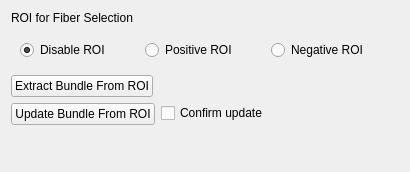
This is Modules/Loadable/TractographyDisplay/Widgets/Resources/UI/qSlicerTractographyEditorROIWidget.ui in SlicerDMRI/SlicerDMRI as Qt 5 draws it before an edit. The edited form follows.
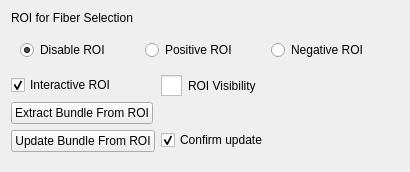
This is the edited form. Icons and pictures are not drawn. Custom widgets are drawn as their Qt base class.

Commit message: ENH: Enhancement to Tractography Display and ROI selection: Fiber selected by default, ROI interactive mode and visibility exposed, other minor UI improvements

The edit to the form file:
```diff
--- a/Modules/Loadable/TractographyDisplay/Widgets/Resources/UI/qSlicerTractographyEditorROIWidget.ui
+++ b/Modules/Loadable/TractographyDisplay/Widgets/Resources/UI/qSlicerTractographyEditorROIWidget.ui
@@ -85,6 +85,39 @@
     </widget>
    </item>
    <item row="2" column="0">
+     <widget class="QCheckBox" name="InteractiveROI">
+       <property name="text">
+         <string>Interactive ROI</string>
+       </property>
+       <property name="checked">
+         <bool>true</bool>
+       </property>
+     </widget>
+   </item>
+   <item row="2" column="1">
+    <widget class="QCheckBox" name="ROIVisibility">
+     <property name="styleSheet">
+      <string notr="true">QCheckBox::indicator {
+     width: 21px;
+     height: 21px;
+ }
+
+ QCheckBox::indicator:checked {
+     image: url(:/Icons/Medium/SlicerVisible.png);
+ }
+QCheckBox::indicator:unchecked {
+     image: url(:/Icons/Medium/SlicerInvisible.png);
+ }</string>
+     </property>
+     <property name="text">
+      <string>ROI Visibility</string>
+     </property>
+     <property name="autoExclusive">
+      <bool>true</bool>
+     </property>
+    </widget>
+   </item>
+   <item row="3" column="0">
     <widget class="QPushButton" name="CreateNewFiberBundle">
      <property name="toolTip">
       <string>Create a new fiber bundle using the ROI selection and the percentage of fibers shown as input.</string>
@@ -94,7 +127,7 @@
      </property>
     </widget>
    </item>
-   <item row="2" column="1">
+   <item row="3" column="1">
     <widget class="qMRMLNodeComboBox" name="FiberBundleFromSelection">
      <property name="enabled">
       <bool>true</bool>
@@ -121,7 +154,7 @@
      </property>
     </widget>
    </item>
-   <item row="3" column="0">
+   <item row="4" column="0">
     <widget class="QPushButton" name="UpdateBundleFromSelection">
      <property name="toolTip">
       <string>Crop the fiber bundle using the ROI selection and the percentage of fibers shown as input.</string>
@@ -131,11 +164,14 @@
      </property>
     </widget>
    </item>
-   <item row="3" column="1">
+   <item row="4" column="1">
     <widget class="QCheckBox" name="ConfirmFiberBundleUpdate">
      <property name="text">
       <string>Confirm update</string>
      </property>
+     <property name="checked">
+       <bool>true</bool>
+     </property>
     </widget>
    </item>
   </layout>
```
The commit also changes 4 other files.
